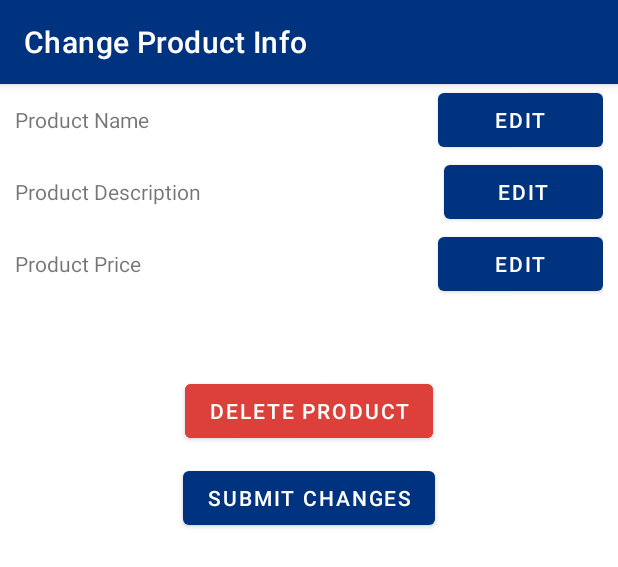
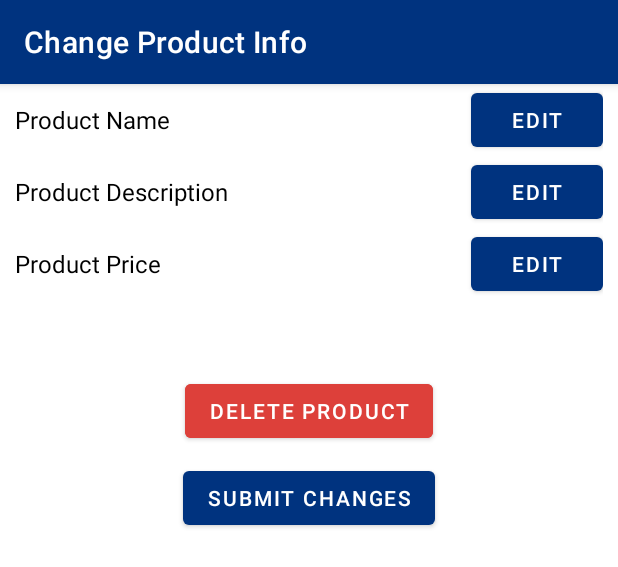
Before and after one commit to marteczkah/CS389-Project, an Android app: the layout fragment_edit_product.xml on its own in the app's theme, with its tools: preview values and no code run, on a phone screen of 412 x 824 dp. Shown: the top 567 px of the screen. Run offline under Robolectric (Android 15) with nearby library versions, the phone set to English and light mode, and no system bars.

Commit message:
UI updates (product details page, edit products page)

```diff
--- a/app/src/main/java/com/example/pacemarketplace/AddProductPage.java
+++ b/app/src/main/java/com/example/pacemarketplace/AddProductPage.java
@@ -162,7 +162,7 @@ public class AddProductPage extends Fragment {
                     data.put("sellerID", userID);
                     data.put("productID", id);
                     data.put("category", category);
-                    data.put("pNegotation", negotiation);
+                    data.put("pNegotiation", negotiation);
                     database.collection("Products").document(id).set(data)
                             .addOnSuccessListener(new OnSuccessListener<Void>() {
                                 @Override
--- a/app/src/main/java/com/example/pacemarketplace/FavoriteProductsPage.java
+++ b/app/src/main/java/com/example/pacemarketplace/FavoriteProductsPage.java
@@ -68,7 +68,9 @@ public class FavoriteProductsPage extends Fragment {
                                         String productID = document.get("productID").toString();
                                         String sellerID = document.get("sellerID").toString();
                                         String imgUri = document.get("ImgURI").toString();
-                                        Product product = new Product(productName, price, productDescription, productID, sellerID, imgUri);
+                                        Boolean pNegotiation = (Boolean) document.get("pNegotiation");
+                                        Product product = new Product(productName, price, productDescription,
+                                                productID, sellerID, imgUri, pNegotiation);
                                         favoriteProducts.add(product);
                                         recyclerViewAdapter = new RecyclerViewAdapter(favoriteProducts, context, transaction);
                                         rv.setAdapter(recyclerViewAdapter);
--- a/app/src/main/java/com/example/pacemarketplace/RecyclerViewAdapter.java
+++ b/app/src/main/java/com/example/pacemarketplace/RecyclerViewAdapter.java
@@ -56,8 +56,9 @@ public class RecyclerViewAdapter extends RecyclerView.Adapter<RecyclerViewAdapte
                 String getProductID = product.getProductID();
                 String getSellerID = product.getSellerID();
                 String getImgUri = product.getImgURI();
+                Boolean getpNegotiation = product.getpNegotiation();
 
-                ProductDetails pd = new ProductDetails(getName, getDescription, getPrice, getProductID, getSellerID, getImgUri);
+                ProductDetails pd = new ProductDetails(getName, getDescription, getPrice, getProductID, getSellerID, getImgUri, getpNegotiation);
                 FragmentTransaction fragmentTransaction = transaction.beginTransaction();
                 fragmentTransaction.replace(R.id.fragment, pd);
                 fragmentTransaction.commit();
--- a/app/src/main/java/com/example/pacemarketplace/Search.java
+++ b/app/src/main/java/com/example/pacemarketplace/Search.java
@@ -111,7 +111,8 @@ public class Search extends Fragment {
                     String productID = document.get("productID").toString();
                     String sellerID = document.get("sellerID").toString();
                     String getImgURI = document.get("ImgURI").toString();
-                    Product product = new Product(productName, price, productDescription, productID, sellerID, getImgURI); //getImgURI
+                    Boolean pNegotiation = (Boolean) document.get("pNegotiation");
+                    Product product = new Product(productName, price, productDescription, productID, sellerID, getImgURI, pNegotiation); //getImgURI
                     allProducts.add(product);
                     recyclerViewAdapter = new RecyclerViewAdapter(allProducts, context, transaction);
                     rv.setAdapter(recyclerViewAdapter);
--- a/app/src/main/java/com/example/pacemarketplace/UserProductsPage.java
+++ b/app/src/main/java/com/example/pacemarketplace/UserProductsPage.java
@@ -65,7 +65,9 @@ public class UserProductsPage extends Fragment {
                                         String productID = document.get("productID").toString();
                                         String sellerID = document.get("sellerID").toString();
                                         String imgUri = document.get("ImgURI").toString();
-                                        Product product = new Product(productName, price, productDescription, productID, sellerID, imgUri);
+                                        Boolean pNegotiation = (Boolean) document.get("pNegotiation");
+                                        Product product = new Product(productName, price, productDescription,
+                                                productID, sellerID, imgUri, pNegotiation);
                                         userProducts.add(product);
                                         recyclerViewAdapter = new RecyclerViewAdapter(userProducts, context, transaction);
                                         rv.setAdapter(recyclerViewAdapter);
--- /dev/null
+++ b/app/src/main/res/drawable/ic_favourite_filled_24dp.xml
@@ -0,0 +1,5 @@
+<vector android:height="24dp" android:tint="#FFFFFF"
+    android:viewportHeight="24" android:viewportWidth="24"
+    android:width="24dp" xmlns:android="http://schemas.android.com/apk/res/android">
+    <path android:fillColor="@android:color/white" android:pathData="M12,21.35l-1.45,-1.32C5.4,15.36 2,12.28 2,8.5 2,5.42 4.42,3 7.5,3c1.74,0 3.41,0.81 4.5,2.09C13.09,3.81 14.76,3 16.5,3 19.58,3 22,5.42 22,8.5c0,3.78 -3.4,6.86 -8.55,11.54L12,21.35z"/>
+</vector>
--- /dev/null
+++ b/app/src/main/res/drawable/ic_favourite_outlined_24dp.xml
@@ -0,0 +1,6 @@
+<vector android:height="24dp" android:tint="#FFFFFF"
+    android:viewportHeight="24" android:viewportWidth="24"
+    android:width="24dp" xmlns:android="http://schemas.android.com/apk/res/android">
+    <path android:fillColor="@android:color/white"
+        android:pathData="M16.5,3c-1.74,0 -3.41,0.81 -4.5,2.09C10.91,3.81 9.24,3 7.5,3 4.42,3 2,5.42 2,8.5c0,3.78 3.4,6.86 8.55,11.54L12,21.35l1.45,-1.32C18.6,15.36 22,12.28 22,8.5 22,5.42 19.58,3 16.5,3zM12.1,18.55l-0.1,0.1 -0.1,-0.1C7.14,14.24 4,11.39 4,8.5 4,6.5 5.5,5 7.5,5c1.54,0 3.04,0.99 3.57,2.36h1.87C13.46,5.99 14.96,5 16.5,5c2,0 3.5,1.5 3.5,3.5 0,2.89 -3.14,5.74 -7.9,10.05z"/>
+</vector>
--- a/app/src/main/res/layout/fragment_edit_product.xml
+++ b/app/src/main/res/layout/fragment_edit_product.xml
@@ -20,11 +20,10 @@
 
     </com.google.android.material.appbar.AppBarLayout>
 
-    <LinearLayout
+    <RelativeLayout
         android:layout_width="match_parent"
         android:layout_height="wrap_content"
         android:orientation="horizontal"
-        android:weightSum="100"
         android:layout_marginRight="10dp"
         android:layout_marginLeft="10dp"
         >
@@ -32,33 +31,57 @@
         <TextView
             android:layout_width="wrap_content"
             android:layout_height="wrap_content"
-            android:layout_weight="90"
             android:id="@+id/name_edit"
             android:text="Product Name"
-            android:layout_gravity="center_vertical" />
+            android:layout_gravity="center_vertical"
+            android:layout_centerVertical="true"
+            android:layout_alignParentStart="true"
+            android:layout_alignParentLeft="true"
+            android:textColor="#000000"
+            android:textSize="16dp"/>
 
         <Button
             android:id="@+id/edit_name_button"
             android:layout_width="wrap_content"
             android:layout_height="wrap_content"
-            android:layout_weight="10"
             android:text="Edit"
-            android:layout_gravity="end"/>
+            android:layout_alignParentEnd="true"
+            android:layout_gravity="end"
+            android:layout_centerVertical="true"
+            android:layout_alignParentRight="true" />
 
-    </LinearLayout>
+    </RelativeLayout>
 
-    <EditText
+    <com.google.android.material.textfield.TextInputLayout
         android:layout_width="match_parent"
         android:layout_height="wrap_content"
-        android:id="@+id/change_product_name"
-        android:layout_marginLeft="10dp"
-        android:layout_marginRight="10dp"
-        android:layout_marginTop="10dp"
-        android:layout_marginBottom="10dp"
-        android:hint="Change Product Name"
-        android:visibility="gone"/>
+        android:hint="Edit Product Name"
+        android:layout_marginLeft="8dp"
+        android:layout_marginRight="8dp"
+        android:visibility="gone"
+        android:id="@+id/change_name_layout"
+        style="@style/Widget.MaterialComponents.TextInputLayout.OutlinedBox">
 
-    <LinearLayout
+        <com.google.android.material.textfield.TextInputEditText
+            android:layout_width="match_parent"
+            android:layout_height="wrap_content"
+            android:id="@+id/change_product_name"
+            />
+
+    </com.google.android.material.textfield.TextInputLayout>
+
+<!--    <EditText-->
+<!--        android:layout_width="match_parent"-->
+<!--        android:layout_height="wrap_content"-->
+<!--        android:id="@+id/change_product_name"-->
+<!--        android:layout_marginLeft="10dp"-->
+<!--        android:layout_marginRight="10dp"-->
+<!--        android:layout_marginTop="10dp"-->
+<!--        android:layout_marginBottom="10dp"-->
+<!--        android:hint="Change Product Name"-->
+<!--        android:visibility="gone"/>-->
+
+    <RelativeLayout
         android:layout_width="match_parent"
         android:layout_height="wrap_content"
         android:orientation="horizontal"
@@ -72,7 +95,11 @@
             android:layout_weight="90"
             android:id="@+id/description_edit"
             android:text="Product Description"
-            android:layout_gravity="center_vertical"/>
+            android:layout_centerVertical="true"
+            android:layout_alignParentStart="true"
+            android:layout_alignParentLeft="true"
+            android:textColor="#000000"
+            android:textSize="16dp"/>
 
         <Button
             android:id="@+id/edit_description_button"
@@ -80,21 +107,41 @@
             android:layout_height="wrap_content"
             android:layout_weight="10"
             android:text="Edit"
-            android:layout_gravity="end"/>
+            android:layout_centerVertical="true"
+            android:layout_alignParentEnd="true"
+            android:layout_alignParentRight="true"/>
 
-    </LinearLayout>
+    </RelativeLayout>
 
-    <EditText
+    <com.google.android.material.textfield.TextInputLayout
         android:layout_width="match_parent"
         android:layout_height="wrap_content"
-        android:id="@+id/change_product_description"
-        android:layout_marginLeft="10dp"
-        android:layout_marginRight="10dp"
-        android:layout_marginBottom="10dp"
-        android:hint="Change Product Description"
-        android:visibility="gone"/>
+        android:hint="Edit Product Description"
+        android:layout_marginLeft="8dp"
+        android:layout_marginRight="8dp"
+        android:visibility="gone"
+        android:id="@+id/change_description_layout"
+        style="@style/Widget.MaterialComponents.TextInputLayout.OutlinedBox">
 
-    <LinearLayout
+        <com.google.android.material.textfield.TextInputEditText
+            android:layout_width="match_parent"
+            android:layout_height="wrap_content"
+            android:id="@+id/change_product_description"
+            />
+
+    </com.google.android.material.textfield.TextInputLayout>
+
+<!--    <EditText-->
+<!--        android:layout_width="match_parent"-->
+<!--        android:layout_height="wrap_content"-->
+<!--        android:id="@+id/change_product_description"-->
+<!--        android:layout_marginLeft="10dp"-->
+<!--        android:layout_marginRight="10dp"-->
+<!--        android:layout_marginBottom="10dp"-->
+<!--        android:hint="Change Product Description"-->
+<!--        android:visibility="gone"/>-->
+
+    <RelativeLayout
         android:layout_width="match_parent"
         android:layout_height="wrap_content"
         android:orientation="horizontal"
@@ -108,7 +155,12 @@
             android:layout_weight="90"
             android:id="@+id/price_edit"
             android:text="Product Price"
-            android:layout_gravity="center_vertical"/>
+            android:layout_gravity="center_vertical"
+            android:layout_centerVertical="true"
+            android:layout_alignParentStart="true"
+            android:layout_alignParentLeft="true"
+            android:textColor="#000000"
+            android:textSize="16dp"/>
 
         <Button
             android:id="@+id/edit_price_button"
@@ -116,20 +168,41 @@
             android:layout_weight="10"
             android:layout_height="wrap_content"
             android:text="Edit"
-            android:layout_gravity="end" />
+            android:layout_alignParentEnd="true"
+            android:layout_centerVertical="true"
+            android:layout_alignParentRight="true" />
 
-    </LinearLayout>
+    </RelativeLayout>
 
-    <EditText
-        android:layout_width="match_parent"
+    <com.google.android.material.textfield.TextInputLayout
+        android:layout_width="100dp"
         android:layout_height="wrap_content"
-        android:inputType="numberDecimal"
-        android:id="@+id/change_product_price"
-        android:layout_marginLeft="10dp"
-        android:layout_marginRight="10dp"
-        android:layout_marginBottom="50dp"
-        android:hint="Change Product Price"
-        android:visibility="gone"/>
+        android:hint="Edit $"
+        android:layout_marginLeft="8dp"
+        android:layout_marginRight="8dp"
+        android:id="@+id/change_price_layout"
+        android:visibility="gone"
+        style="@style/Widget.MaterialComponents.TextInputLayout.OutlinedBox">
+
+        <com.google.android.material.textfield.TextInputEditText
+            android:layout_width="match_parent"
+            android:layout_height="wrap_content"
+            android:id="@+id/change_product_price"
+            android:inputType="numberDecimal"
+            />
+
+    </com.google.android.material.textfield.TextInputLayout>
+
+<!--    <EditText-->
+<!--        android:layout_width="match_parent"-->
+<!--        android:layout_height="wrap_content"-->
+<!--        android:inputType="numberDecimal"-->
+<!--        android:id="@+id/change_product_price"-->
+<!--        android:layout_marginLeft="10dp"-->
+<!--        android:layout_marginRight="10dp"-->
+<!--        android:layout_marginBottom="50dp"-->
+<!--        android:hint="Change Product Price"-->
+<!--        android:visibility="gone"/>-->
 
     <Button
         android:layout_width="wrap_content"
```
Also changed, not shown: app/src/main/java/com/example/pacemarketplace/EditProduct.java (+15 -3 lines), app/src/main/java/com/example/pacemarketplace/Product.java (+13 -1 lines), app/src/main/java/com/example/pacemarketplace/ProductDetails.java (+24 -10 lines), app/src/main/res/drawable/sl_favourite_24dp.xml (added, +12 -0 lines), app/src/main/res/layout/add_product_page.xml (+9 -5 lines), app/src/main/res/layout/product_details_page.xml (+81 -35 lines).
